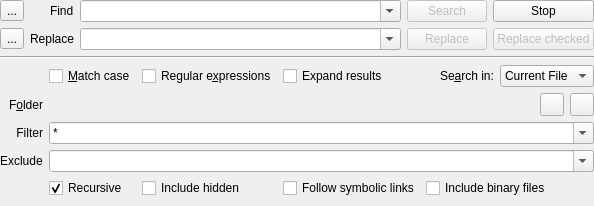
Qt form addons/search/search.ui (KDE/kate) before a commit.
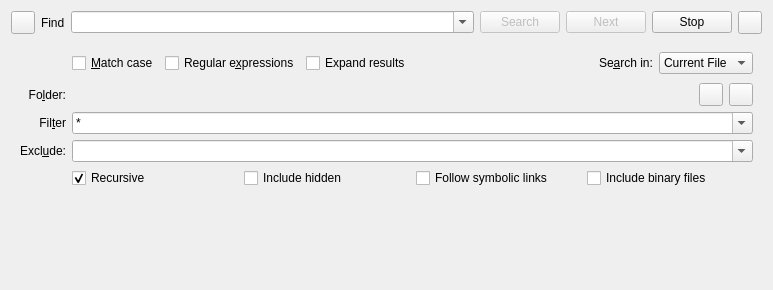
The same form after that commit. The open tabs and pages were chosen to show the change. Custom widgets are drawn as their Qt base class.

Commit message: rework a bit the search & replace in files, we can revert that again if not wanted, but we want a backup of the ui file in any case in the public git ;=)

```diff
--- a/addons/search/search.ui
+++ b/addons/search/search.ui
@@ -6,52 +6,20 @@
    <rect>
     <x>0</x>
     <y>0</y>
-    <width>594</width>
-    <height>206</height>
+    <width>773</width>
+    <height>290</height>
    </rect>
   </property>
-  <layout class="QGridLayout" name="topLayout" rowstretch="0,0,0,1" columnstretch="0,0,1,0,0,0">
-   <property name="margin">
-    <number>0</number>
-   </property>
-   <item row="1" column="0">
-    <widget class="QToolButton" name="displayOptions">
-     <property name="text">
-      <string>...</string>
-     </property>
-     <property name="checkable">
-      <bool>true</bool>
-     </property>
-    </widget>
-   </item>
-   <item row="1" column="4">
-    <widget class="QPushButton" name="replaceButton">
-     <property name="enabled">
-      <bool>false</bool>
-     </property>
-     <property name="text">
-      <string>Replace</string>
-     </property>
-    </widget>
-   </item>
-   <item row="0" column="4">
-    <widget class="QPushButton" name="searchButton">
-     <property name="enabled">
-      <bool>false</bool>
-     </property>
-     <property name="text">
-      <string>Search</string>
-     </property>
-    </widget>
-   </item>
-   <item row="0" column="0">
-    <widget class="QToolButton" name="newTabButton">
-     <property name="text">
-      <string>...</string>
-     </property>
-    </widget>
-   </item>
-   <item row="0" column="1" alignment="Qt::AlignRight">
+  <property name="windowTitle">
+   <string>Form</string>
+  </property>
+  <layout class="QVBoxLayout" name="verticalLayout">
+   <item>
+    <layout class="QHBoxLayout" name="horizontalLayout_5">
+     <item>
+      <widget class="QToolButton" name="newTabButton"/>
+     </item>
+     <item>
     <widget class="QLabel" name="findLabel">
      <property name="text">
       <string>Find</string>
@@ -61,132 +29,74 @@
      </property>
     </widget>
    </item>
-   <item row="1" column="1" alignment="Qt::AlignRight">
-    <widget class="QLabel" name="replaceLabel">
+     <item>
+      <widget class="QComboBox" name="searchCombo">
+       <property name="sizePolicy">
+        <sizepolicy hsizetype="Expanding" vsizetype="Fixed">
+         <horstretch>0</horstretch>
+         <verstretch>0</verstretch>
+        </sizepolicy>
+       </property>
+       <property name="editable">
+        <bool>true</bool>
+       </property>
+      </widget>
+     </item>
+     <item>
+      <widget class="QPushButton" name="searchButton">
+       <property name="enabled">
+        <bool>false</bool>
+       </property>
      <property name="text">
-      <string>Replace</string>
-     </property>
-     <property name="buddy">
-      <cstring>replaceCombo</cstring>
-     </property>
-    </widget>
-   </item>
-   <item row="3" column="0" colspan="6">
+        <string>Search</string>
+       </property>
+      </widget>
+     </item>
+     <item>
+      <widget class="QPushButton" name="nextButton">
+       <property name="enabled">
+        <bool>false</bool>
+       </property>
+       <property name="text">
+        <string>Next</string>
+       </property>
+      </widget>
+     </item>
+     <item>
+      <widget class="QPushButton" name="stopButton">
+       <property name="sizePolicy">
+        <sizepolicy hsizetype="Preferred" vsizetype="Fixed">
+         <horstretch>0</horstretch>
+         <verstretch>0</verstretch>
+        </sizepolicy>
+       </property>
+       <property name="text">
+        <string>Stop</string>
+       </property>
+      </widget>
+     </item>
+     <item>
+      <widget class="QToolButton" name="displayOptions">
+       <property name="checkable">
+        <bool>true</bool>
+       </property>
+      </widget>
+     </item>
+    </layout>
+   </item>
+   <item>
     <widget class="QStackedWidget" name="stackedWidget">
-     <property name="sizePolicy">
-      <sizepolicy hsizetype="Preferred" vsizetype="Minimum">
-       <horstretch>0</horstretch>
-       <verstretch>0</verstretch>
-      </sizepolicy>
-     </property>
      <property name="currentIndex">
-      <number>1</number>
-     </property>
-     <widget class="QWidget" name="resultPage">
-      <layout class="QVBoxLayout" name="verticalLayout">
-       <property name="margin">
         <number>0</number>
        </property>
-       <item>
-        <widget class="QTabWidget" name="resultTabWidget">
-         <property name="tabsClosable">
-          <bool>true</bool>
-         </property>
-         <property name="movable">
-          <bool>true</bool>
-         </property>
-        </widget>
-       </item>
-      </layout>
-     </widget>
      <widget class="QWidget" name="optionsPage">
-      <layout class="QGridLayout" name="optionsLayout">
-       <property name="margin">
-        <number>0</number>
-       </property>
+      <layout class="QHBoxLayout" name="horizontalLayout_4">
+       <item>
+        <layout class="QGridLayout" name="gridLayout_2">
        <item row="2" column="0">
-        <spacer name="verticalSpacer">
-         <property name="orientation">
-          <enum>Qt::Vertical</enum>
-         </property>
-         <property name="sizeHint" stdset="0">
-          <size>
-           <width>1</width>
-           <height>1</height>
-          </size>
-         </property>
-        </spacer>
-       </item>
-       <item row="0" column="0">
-        <widget class="QWidget" name="folderOptions" native="true">
-         <property name="sizePolicy">
-          <sizepolicy hsizetype="MinimumExpanding" vsizetype="Minimum">
-           <horstretch>0</horstretch>
-           <verstretch>0</verstretch>
-          </sizepolicy>
-         </property>
-         <layout class="QGridLayout" name="gridLayout_2" rowstretch="0,0,0,0,0,0" columnstretch="0,0,0,0,0,10">
-          <property name="margin">
-           <number>0</number>
-          </property>
-          <item row="1" column="2">
-           <widget class="QCheckBox" name="useRegExp">
-            <property name="text">
-             <string>Regular e&amp;xpressions</string>
-            </property>
-           </widget>
-          </item>
-          <item row="0" column="0" colspan="6">
-           <widget class="Line" name="line">
-            <property name="orientation">
-             <enum>Qt::Horizontal</enum>
-            </property>
-           </widget>
-          </item>
-          <item row="2" column="1" colspan="5">
-           <layout class="QHBoxLayout" name="horizontalLayout_3">
-            <item>
-             <widget class="KUrlComboRequester" name="folderRequester">
-              <property name="mode">
-               <set>KFile::Directory|KFile::ExistingOnly|KFile::LocalOnly</set>
-              </property>
-             </widget>
-            </item>
-            <item>
-             <widget class="QToolButton" name="folderUpButton">
-              <property name="toolTip">
-               <string>Go one folder up.</string>
-              </property>
-             </widget>
-            </item>
-            <item>
-             <widget class="QToolButton" name="currentFolderButton">
-              <property name="toolTip">
-               <string>Use the current document's path.</string>
-              </property>
-             </widget>
-            </item>
-           </layout>
-          </item>
-          <item row="3" column="1" colspan="5">
-           <widget class="KComboBox" name="filterCombo">
-            <property name="editable">
-             <bool>true</bool>
-            </property>
-            <property name="insertPolicy">
-             <enum>QComboBox::InsertAtTop</enum>
-            </property>
-            <item>
-             <property name="text">
-              <string>*</string>
-             </property>
-            </item>
-           </widget>
-          </item>
-          <item row="3" column="0">
            <widget class="QLabel" name="filterLabel">
             <property name="text">
-             <string>Filter</string>
+            <string>Fil&amp;ter</string>
             </property>
             <property name="alignment">
              <set>Qt::AlignRight|Qt::AlignTrailing|Qt::AlignVCenter</set>
@@ -196,14 +106,9 @@
             </property>
            </widget>
           </item>
-          <item row="1" column="3">
-           <widget class="QCheckBox" name="expandResults">
-            <property name="text">
-             <string extracomment="When this is checked the result treeview will be expanded after a search">Expand results</string>
-            </property>
-           </widget>
-          </item>
-          <item row="5" column="1">
+         <item row="4" column="1">
+          <layout class="QHBoxLayout" name="horizontalLayout_2">
+           <item>
            <widget class="QCheckBox" name="recursiveCheckBox">
             <property name="text">
              <string>Recursive</string>
@@ -213,80 +118,81 @@
             </property>
            </widget>
           </item>
-          <item row="4" column="1" colspan="5">
-           <widget class="KComboBox" name="excludeCombo">
-            <property name="editable">
-             <bool>true</bool>
-            </property>
-           </widget>
-          </item>
-          <item row="2" column="0">
-           <widget class="QLabel" name="folderLabel">
-            <property name="text">
-             <string>F&amp;older</string>
-            </property>
-            <property name="alignment">
-             <set>Qt::AlignRight|Qt::AlignTrailing|Qt::AlignVCenter</set>
-            </property>
-            <property name="buddy">
-             <cstring>folderRequester</cstring>
-            </property>
-           </widget>
-          </item>
-          <item row="4" column="0" alignment="Qt::AlignRight">
-           <widget class="QLabel" name="excludeLabel">
-            <property name="text">
-             <string>Exclude</string>
-            </property>
-            <property name="buddy">
-             <cstring>excludeCombo</cstring>
-            </property>
-           </widget>
-          </item>
-          <item row="1" column="1">
-           <widget class="QCheckBox" name="matchCase">
-            <property name="text">
-             <string>&amp;Match case</string>
-            </property>
-           </widget>
-          </item>
-          <item row="5" column="4">
-           <widget class="QCheckBox" name="binaryCheckBox">
-            <property name="text">
-             <string>Include binary files</string>
-            </property>
-           </widget>
-          </item>
-          <item row="5" column="2">
+           <item>
            <widget class="QCheckBox" name="hiddenCheckBox">
             <property name="text">
              <string>Include hidden</string>
             </property>
            </widget>
           </item>
-          <item row="5" column="3">
+           <item>
            <widget class="QCheckBox" name="symLinkCheckBox">
             <property name="text">
              <string>Follow symbolic links</string>
             </property>
            </widget>
           </item>
-          <item row="1" column="4" colspan="2">
-           <layout class="QHBoxLayout" name="horizontalLayout_4">
             <item>
+            <widget class="QCheckBox" name="binaryCheckBox">
+             <property name="text">
+              <string>Include binary files</string>
+             </property>
+            </widget>
+           </item>
+          </layout>
+         </item>
+         <item row="1" column="0">
+          <widget class="QLabel" name="folderLabel">
+           <property name="text">
+            <string>Fo&amp;lder:</string>
+           </property>
+           <property name="alignment">
+            <set>Qt::AlignRight|Qt::AlignTrailing|Qt::AlignVCenter</set>
+           </property>
+           <property name="buddy">
+            <cstring>folderRequester</cstring>
+           </property>
+          </widget>
+         </item>
+         <item row="1" column="1">
+          <layout class="QHBoxLayout" name="horizontalLayout_3">
+           <item>
+            <widget class="KUrlComboRequester" name="folderRequester">
+             <zorder>layoutWidget</zorder>
+            </widget>
+           </item>
+           <item>
+            <widget class="QToolButton" name="folderUpButton">
+             <property name="toolTip">
+              <string>Go one folder up.</string>
+             </property>
+            </widget>
+           </item>
+           <item>
+            <widget class="QToolButton" name="currentFolderButton">
+             <property name="toolTip">
+              <string>Use the current document's path.</string>
+             </property>
+            </widget>
+           </item>
+          </layout>
+         </item>
+         <item row="0" column="1">
+          <layout class="QGridLayout" name="gridLayout">
+           <item row="0" column="3">
              <spacer name="horizontalSpacer">
               <property name="orientation">
                <enum>Qt::Horizontal</enum>
               </property>
               <property name="sizeHint" stdset="0">
                <size>
-                <width>1</width>
-                <height>1</height>
+               <width>38</width>
+               <height>28</height>
                </size>
               </property>
              </spacer>
             </item>
-            <item>
+           <item row="0" column="4">
              <widget class="QLabel" name="label">
               <property name="text">
                <string>Se&amp;arch in:</string>
@@ -296,7 +202,7 @@
               </property>
              </widget>
             </item>
-            <item>
+           <item row="0" column="5">
              <widget class="KComboBox" name="searchPlaceCombo">
              <item>
              <property name="text">
@@ -315,99 +221,98 @@
               </item>
              </widget>
             </item>
-           </layout>
-          </item>
-         </layout>
-        </widget>
-       </item>
-      </layout>
-     </widget>
-    </widget>
-   </item>
-   <item row="0" column="5">
-    <widget class="QStackedWidget" name="nextAndStop">
-     <property name="sizePolicy">
-      <sizepolicy hsizetype="Minimum" vsizetype="Minimum">
-       <horstretch>0</horstretch>
-       <verstretch>0</verstretch>
-      </sizepolicy>
-     </property>
-     <property name="currentIndex">
-      <number>0</number>
-     </property>
-     <widget class="QWidget" name="page_3">
-      <property name="sizePolicy">
-       <sizepolicy hsizetype="Minimum" vsizetype="Minimum">
-        <horstretch>0</horstretch>
-        <verstretch>0</verstretch>
-       </sizepolicy>
-      </property>
+           <item row="0" column="2">
+            <widget class="QCheckBox" name="expandResults">
+             <property name="text">
+              <string extracomment="When this is checked the result treeview will be expanded after a search">Expand results</string>
+             </property>
+            </widget>
+           </item>
+           <item row="0" column="1">
+            <widget class="QCheckBox" name="useRegExp">
+             <property name="text">
+              <string>Regular e&amp;xpressions</string>
+             </property>
+            </widget>
+           </item>
+           <item row="0" column="0">
+            <widget class="QCheckBox" name="matchCase">
+             <property name="text">
+              <string>&amp;Match case</string>
+             </property>
+            </widget>
+           </item>
+          </layout>
+         </item>
+         <item row="3" column="0">
+          <widget class="QLabel" name="excludeLabel">
+           <property name="text">
+            <string>Excl&amp;ude:</string>
+           </property>
+           <property name="alignment">
+            <set>Qt::AlignRight|Qt::AlignTrailing|Qt::AlignVCenter</set>
+           </property>
+           <property name="buddy">
+            <cstring>excludeCombo</cstring>
+           </property>
+          </widget>
+         </item>
+         <item row="3" column="1">
+          <widget class="KComboBox" name="excludeCombo">
+           <property name="editable">
+            <bool>true</bool>
+           </property>
+          </widget>
+         </item>
+         <item row="2" column="1">
+          <widget class="KComboBox" name="filterCombo">
+           <property name="editable">
+            <bool>true</bool>
+           </property>
+           <property name="insertPolicy">
+            <enum>QComboBox::InsertAtTop</enum>
+           </property>
+           <item>
+            <property name="text">
+             <string>*</string>
+            </property>
+           </item>
+          </widget>
+         </item>
+         <item row="5" column="1">
+          <spacer name="verticalSpacer">
+           <property name="orientation">
+            <enum>Qt::Vertical</enum>
+           </property>
+           <property name="sizeHint" stdset="0">
+            <size>
+             <width>20</width>
+             <height>40</height>
+            </size>
+           </property>
+          </spacer>
+         </item>
+        </layout>
+       </item>
+      </layout>
+     </widget>
+     <widget class="QWidget" name="resultsPage">
       <layout class="QHBoxLayout" name="horizontalLayout">
        <property name="margin">
         <number>0</number>
        </property>
        <item>
-        <widget class="QPushButton" name="nextButton">
-         <property name="enabled">
-          <bool>false</bool>
-         </property>
-         <property name="text">
-          <string>Next</string>
-         </property>
-        </widget>
-       </item>
-      </layout>
-     </widget>
-     <widget class="QWidget" name="stopButtonPage">
-      <property name="sizePolicy">
-       <sizepolicy hsizetype="Minimum" vsizetype="Minimum">
-        <horstretch>0</horstretch>
-        <verstretch>0</verstretch>
-       </sizepolicy>
-      </property>
-      <layout class="QHBoxLayout" name="horizontalLayout_2">
-       <property name="margin">
-        <number>0</number>
-       </property>
-       <item>
-        <widget class="QPushButton" name="stopButton">
-         <property name="sizePolicy">
-          <sizepolicy hsizetype="MinimumExpanding" vsizetype="Fixed">
-           <horstretch>0</horstretch>
-           <verstretch>0</verstretch>
-          </sizepolicy>
-         </property>
-         <property name="text">
-          <string>Stop</string>
-         </property>
-        </widget>
-       </item>
-      </layout>
-     </widget>
-    </widget>
-   </item>
-   <item row="0" column="2" colspan="2">
-    <widget class="QComboBox" name="searchCombo">
-     <property name="editable">
+        <widget class="QTabWidget" name="resultTabWidget">
+         <property name="tabsClosable">
       <bool>true</bool>
      </property>
-    </widget>
-   </item>
-   <item row="1" column="2" colspan="2">
-    <widget class="QComboBox" name="replaceCombo">
-     <property name="editable">
+         <property name="movable">
       <bool>true</bool>
      </property>
     </widget>
    </item>
-   <item row="1" column="5">
-    <widget class="QPushButton" name="replaceCheckedBtn">
-     <property name="enabled">
-      <bool>false</bool>
-     </property>
-     <property name="text">
-      <string>Replace checked</string>
-     </property>
+      </layout>
+     </widget>
     </widget>
    </item>
   </layout>
@@ -418,20 +323,16 @@
    <extends>QComboBox</extends>
    <header>kcombobox.h</header>
   </customwidget>
-  <customwidget>
-   <class>KUrlComboRequester</class>
-   <extends>KUrlRequester</extends>
-   <header>kurlrequester.h</header>
-  </customwidget>
   <customwidget>
    <class>KUrlRequester</class>
    <extends>QFrame</extends>
    <header>kurlrequester.h</header>
   </customwidget>
   <customwidget>
-   <class>KHistoryComboBox</class>
-   <extends>KComboBox</extends>
-   <header>khistorycombobox.h</header>
+   <class>KUrlComboRequester</class>
+   <extends>KUrlRequester</extends>
+   <header>kurlrequester.h</header>
+   <container>1</container>
   </customwidget>
  </customwidgets>
  <tabstops>
```
Left out of the diff: 29 changed lines with no effect on the pictures. Lines whose indentation alone changed are shown as unchanged. The commit also changes 3 other files.
